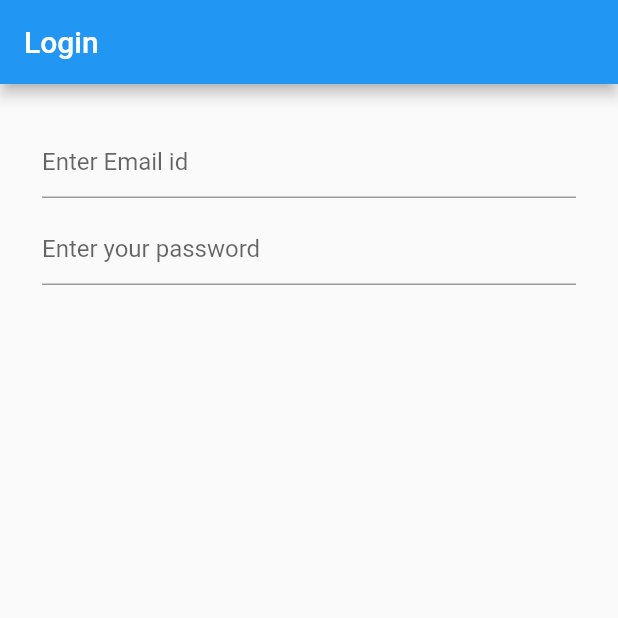
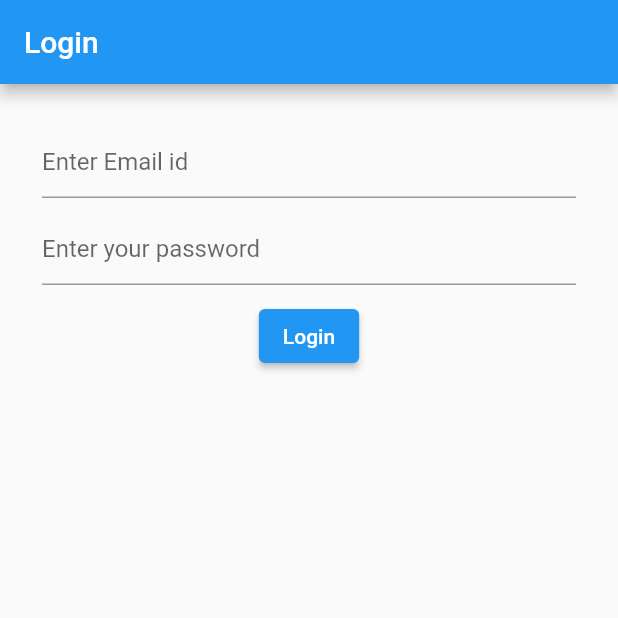
Before and after one commit to beshprakash11/login_tdd, a Flutter app: the screen it shows after launch, on a phone screen of 412 x 824 dp, the top half of it. Run offline on Flutter 3.47's test engine with Material 2 defaults, Android fonts, the phone set to English and light mode, and no system bars.

Commit message:
login btn updated

```diff
--- a/lib/login_screen.dart
+++ b/lib/login_screen.dart
@@ -46,7 +46,13 @@ class _LoginScreenState extends State<LoginScreen> {
                 hintText: "Enter your password",
               ),
             ),
-            const SizedBox(height: 10,),
+            const SizedBox(
+              height: 10,
+            ),
+            ElevatedButton(
+              onPressed: () {},
+              child: Text('Login'),
+            ),
           ],
         ),
       ),
```
